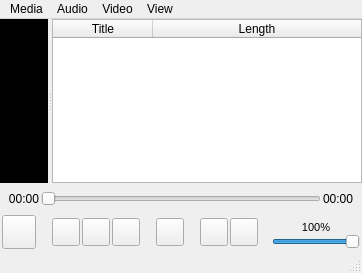
Qt form applications/video-player/video-player-gui.ui (daniel86/regen) before a commit.
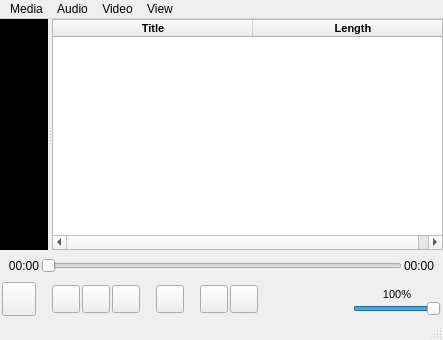
The same form after that commit. Icons and pictures are not drawn.

Commit message: working on video player

Diff of the .ui file:
```diff
--- a/applications/video-player/video-player-gui.ui
+++ b/applications/video-player/video-player-gui.ui
@@ -6,8 +6,8 @@
    <rect>
     <x>0</x>
     <y>0</y>
-    <width>362</width>
-    <height>273</height>
+    <width>443</width>
+    <height>340</height>
    </rect>
   </property>
   <property name="windowTitle">
@@ -99,17 +99,50 @@
          <property name="frameShadow">
           <enum>QFrame::Plain</enum>
          </property>
+         <property name="autoScroll">
+          <bool>false</bool>
+         </property>
+         <property name="editTriggers">
+          <set>QAbstractItemView::NoEditTriggers</set>
+         </property>
+         <property name="dragEnabled">
+          <bool>true</bool>
+         </property>
+         <property name="dragDropMode">
+          <enum>QAbstractItemView::DropOnly</enum>
+         </property>
+         <property name="alternatingRowColors">
+          <bool>true</bool>
+         </property>
+         <property name="selectionMode">
+          <enum>QAbstractItemView::SingleSelection</enum>
+         </property>
+         <property name="selectionBehavior">
+          <enum>QAbstractItemView::SelectRows</enum>
+         </property>
+         <property name="textElideMode">
+          <enum>Qt::ElideNone</enum>
+         </property>
+         <property name="verticalScrollMode">
+          <enum>QAbstractItemView::ScrollPerItem</enum>
+         </property>
+         <property name="horizontalScrollMode">
+          <enum>QAbstractItemView::ScrollPerPixel</enum>
+         </property>
          <property name="showGrid">
           <bool>false</bool>
          </property>
          <property name="gridStyle">
           <enum>Qt::SolidLine</enum>
          </property>
+         <property name="sortingEnabled">
+          <bool>true</bool>
+         </property>
          <property name="wordWrap">
           <bool>false</bool>
          </property>
          <property name="cornerButtonEnabled">
-          <bool>true</bool>
+          <bool>false</bool>
          </property>
          <attribute name="horizontalHeaderVisible">
           <bool>true</bool>
@@ -117,9 +150,15 @@
          <attribute name="horizontalHeaderCascadingSectionResizes">
           <bool>false</bool>
          </attribute>
+         <attribute name="horizontalHeaderDefaultSectionSize">
+          <number>200</number>
+         </attribute>
          <attribute name="horizontalHeaderHighlightSections">
           <bool>true</bool>
          </attribute>
+         <attribute name="horizontalHeaderMinimumSectionSize">
+          <number>75</number>
+         </attribute>
          <attribute name="horizontalHeaderShowSortIndicator" stdset="0">
           <bool>true</bool>
          </attribute>
@@ -129,15 +168,33 @@
          <attribute name="verticalHeaderVisible">
           <bool>false</bool>
          </attribute>
+         <attribute name="verticalHeaderDefaultSectionSize">
+          <number>18</number>
+         </attribute>
          <column>
           <property name="text">
            <string>Title</string>
           </property>
+          <property name="font">
+           <font>
+            <pointsize>8</pointsize>
+            <weight>75</weight>
+            <bold>true</bold>
+            <underline>false</underline>
+           </font>
+          </property>
          </column>
          <column>
           <property name="text">
            <string>Length</string>
           </property>
+          <property name="font">
+           <font>
+            <pointsize>8</pointsize>
+            <weight>75</weight>
+            <bold>true</bold>
+           </font>
+          </property>
          </column>
         </widget>
        </widget>
@@ -607,7 +664,7 @@
     <rect>
      <x>0</x>
      <y>0</y>
-     <width>362</width>
+     <width>443</width>
      <height>22</height>
     </rect>
    </property>
```
Left out of the diff: 91 changed lines with no effect on the pictures. The commit also changes 9 other files.
